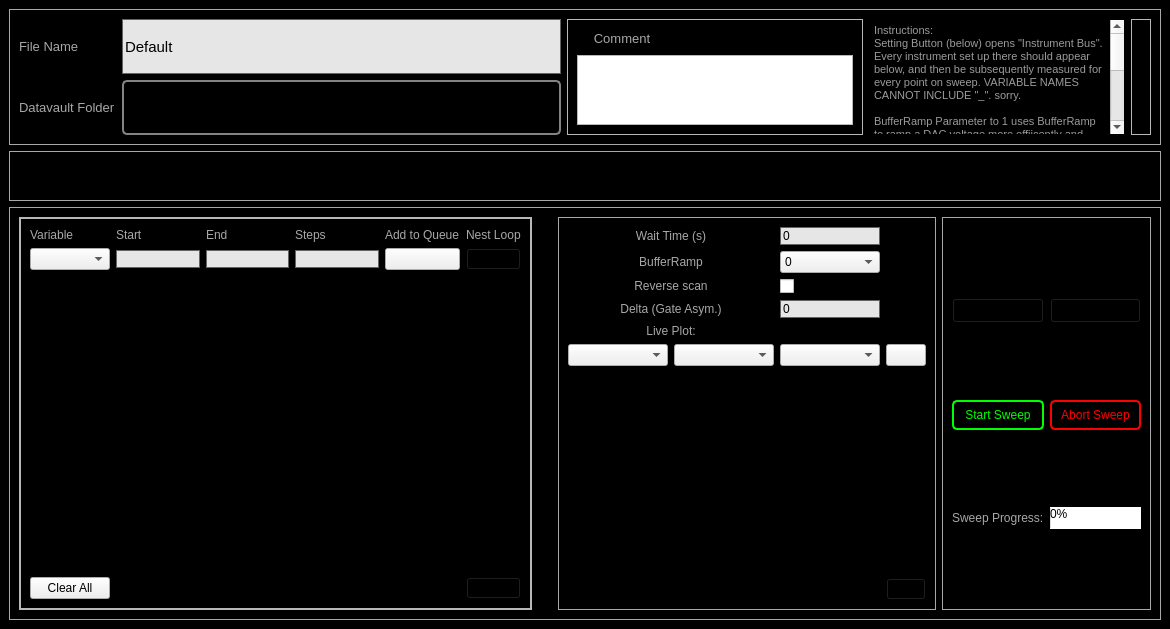
Qt form DEMONS GUI/Transport Gate Sweep/MultiSweeperWindow.ui (FeldmanLab/LabRAD-Device-Electrical_Measurement-ONline_Software) before a commit.
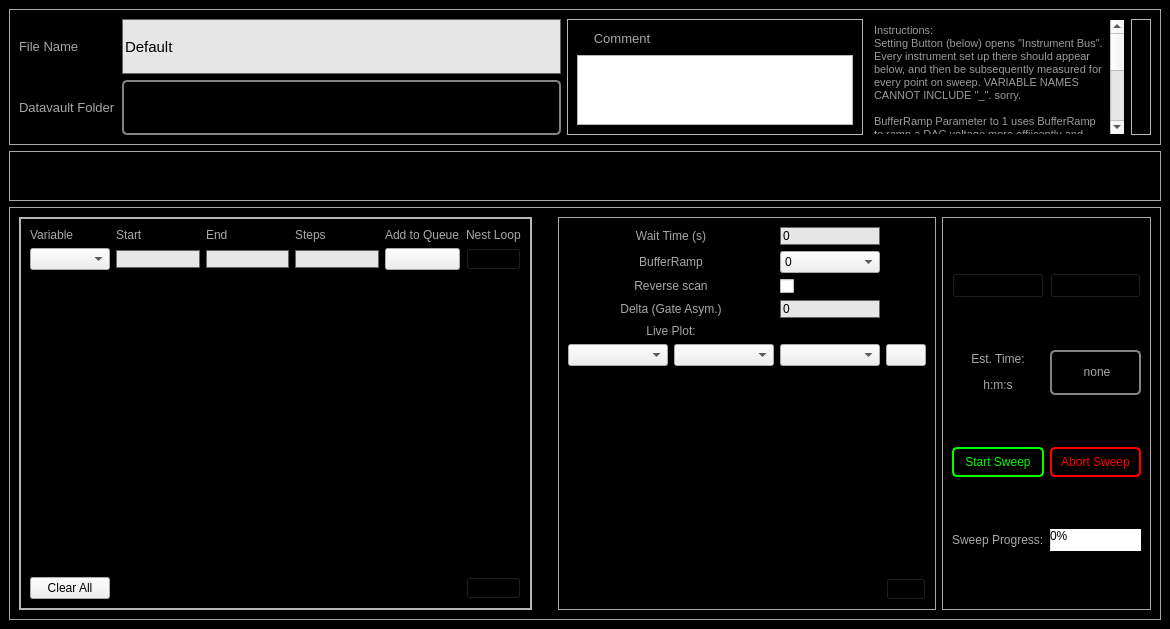
The same form after that commit. Icons and pictures are not drawn.

Commit message: Added an estimated time label in the sweeper

What changed in the file:
```diff
--- a/DEMONS GUI/Transport Gate Sweep/MultiSweeperWindow.ui
+++ b/DEMONS GUI/Transport Gate Sweep/MultiSweeperWindow.ui
@@ -645,8 +645,47 @@
          <property name="frameShadow">
           <enum>QFrame::Raised</enum>
          </property>
-         <layout class="QGridLayout" name="gridLayout_2" rowstretch="1,0,0" columnstretch="2,0">
-          <item row="1" column="0">
+         <layout class="QGridLayout" name="gridLayout_2" rowstretch="1,0,0,0" columnstretch="2,0">
+          <item row="0" column="0">
+           <widget class="QPushButton" name="pushButton_Query">
+            <property name="minimumSize">
+             <size>
+              <width>75</width>
+              <height>25</height>
+             </size>
+            </property>
+            <property name="toolTip">
+             <string>Query bus</string>
+            </property>
+            <property name="styleSheet">
+             <string notr="true">#pushButton_Query{
+image:url(:/Pictures/Pictures/refreshIcon.png);
+background: black;
+}</string>
+            </property>
+            <property name="text">
+             <string/>
+            </property>
+           </widget>
+          </item>
+          <item row="3" column="1">
+           <widget class="QProgressBar" name="progressBar_Loop">
+            <property name="styleSheet">
+             <string notr="true">QProgressBar#progressBar_Loop{
+	background-color: rgb(255, 255, 255);
+	border: 1px;
+
+}</string>
+            </property>
+            <property name="maximum">
+             <number>100</number>
+            </property>
+            <property name="value">
+             <number>0</number>
+            </property>
+           </widget>
+          </item>
+          <item row="2" column="0">
            <widget class="QPushButton" name="pushButton_StartSweep">
             <property name="sizePolicy">
              <sizepolicy hsizetype="Minimum" vsizetype="Minimum">
@@ -692,24 +731,43 @@
             </property>
            </widget>
           </item>
+          <item row="0" column="1">
+           <widget class="QPushButton" name="pushButton_Setting">
+            <property name="sizePolicy">
+             <sizepolicy hsizetype="Preferred" vsizetype="Preferred">
+              <horstretch>0</horstretch>
+              <verstretch>0</verstretch>
+             </sizepolicy>
+            </property>
+            <property name="toolTip">
+             <string>Edit Bus</string>
+            </property>
+            <property name="styleSheet">
+             <string notr="true">#pushButton_Setting{
+image:url(:/Pictures/Pictures/Setting.png);
+background: black;
+}
+
+QPushButton:pressed#pushButton_Setting{
+image:url(:/Pictures/Pictures/Setting.png);
+background: black;
+border: 2px rgb(131,131,131);
+border-radius: 5px
+}</string>
+            </property>
+            <property name="text">
+             <string/>
+            </property>
+           </widget>
+          </item>
+          <item row="3" column="0">
+           <widget class="QLabel" name="label_8">
+            <property name="text">
+             <string>Sweep Progress:</string>
+            </property>
+           </widget>
+          </item>
           <item row="2" column="1">
-           <widget class="QProgressBar" name="progressBar_Loop">
-            <property name="styleSheet">
-             <string notr="true">QProgressBar#progressBar_Loop{
-	background-color: rgb(255, 255, 255);
-	border: 1px;
-
-}</string>
-            </property>
-            <property name="maximum">
-             <number>100</number>
-            </property>
-            <property name="value">
-             <number>0</number>
-            </property>
-           </widget>
-          </item>
-          <item row="1" column="1">
            <widget class="QPushButton" name="pushButton_AbortSweep">
             <property name="sizePolicy">
              <sizepolicy hsizetype="Minimum" vsizetype="Minimum">
@@ -755,61 +813,29 @@
             </property>
            </widget>
           </item>
-          <item row="2" column="0">
-           <widget class="QLabel" name="label_8">
-            <property name="text">
-             <string>Sweep Progress:</string>
-            </property>
-           </widget>
-          </item>
-          <item row="0" column="0">
-           <widget class="QPushButton" name="pushButton_Query">
-            <property name="minimumSize">
+          <item row="1" column="0">
+           <widget class="QLabel" name="label_15">
+            <property name="maximumSize">
              <size>
-              <width>75</width>
-              <height>25</height>
+              <width>16777215</width>
+              <height>45</height>
              </size>
             </property>
-            <property name="toolTip">
-             <string>Query bus</string>
-            </property>
-            <property name="styleSheet">
-             <string notr="true">#pushButton_Query{
-image:url(:/Pictures/Pictures/refreshIcon.png);
-background: black;
-}</string>
-            </property>
             <property name="text">
-             <string/>
+             <string>&lt;html&gt;&lt;head/&gt;&lt;body&gt;&lt;p align=&quot;center&quot;&gt;Est. Time:&lt;/p&gt;&lt;p align=&quot;center&quot;&gt;h:m:s&lt;/p&gt;&lt;/body&gt;&lt;/html&gt;</string>
             </property>
            </widget>
           </item>
-          <item row="0" column="1">
-           <widget class="QPushButton" name="pushButton_Setting">
-            <property name="sizePolicy">
-             <sizepolicy hsizetype="Preferred" vsizetype="Preferred">
-              <horstretch>0</horstretch>
-              <verstretch>0</verstretch>
-             </sizepolicy>
-            </property>
-            <property name="toolTip">
-             <string>Edit Bus</string>
-            </property>
+          <item row="1" column="1">
+           <widget class="QLabel" name="label_TimeEst">
             <property name="styleSheet">
-             <string notr="true">#pushButton_Setting{
-image:url(:/Pictures/Pictures/Setting.png);
-background: black;
-}
-
-QPushButton:pressed#pushButton_Setting{
-image:url(:/Pictures/Pictures/Setting.png);
-background: black;
-border: 2px rgb(131,131,131);
-border-radius: 5px
-}</string>
+             <string notr="true">color: rgb(168,168,168);
+background-color:rgb(0,0,0);
+border: 2px solid  rgb(131,131,131);
+border-radius: 5px</string>
             </property>
             <property name="text">
-             <string/>
+             <string>&lt;html&gt;&lt;head/&gt;&lt;body&gt;&lt;p align=&quot;center&quot;&gt;none&lt;/p&gt;&lt;/body&gt;&lt;/html&gt;</string>
             </property>
            </widget>
           </item>
```
The commit also changes 1 other file.
